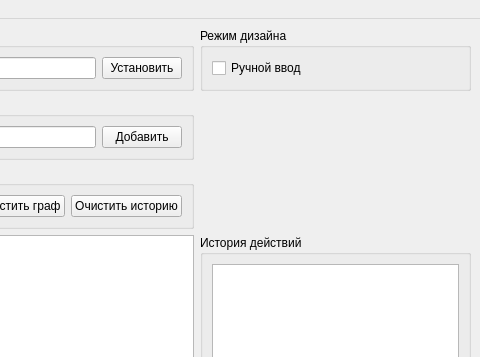
Old version of the form mainwindow.ui in the repository NotFuzy/qt-shortest-path; both pictures show x 551 to 1031 and y 0 to 357 of the 1031 by 706 pixel window.
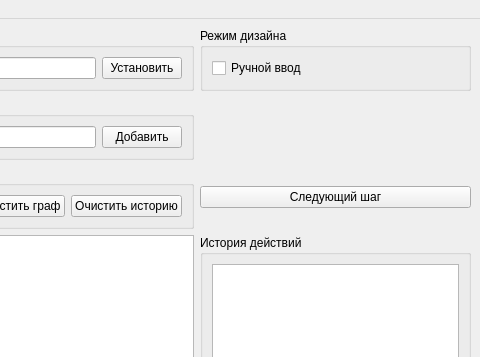
New version of the form.

What changed in the file:
```diff
--- a/mainwindow.ui
+++ b/mainwindow.ui
@@ -223,6 +223,13 @@
       </layout>
      </widget>
     </item>
+    <item row="2" column="3">
+     <widget class="QPushButton" name="stepButton">
+      <property name="text">
+       <string>Следующий шаг</string>
+      </property>
+     </widget>
+    </item>
    </layout>
   </widget>
   <widget class="QStatusBar" name="statusbar"/>
```
